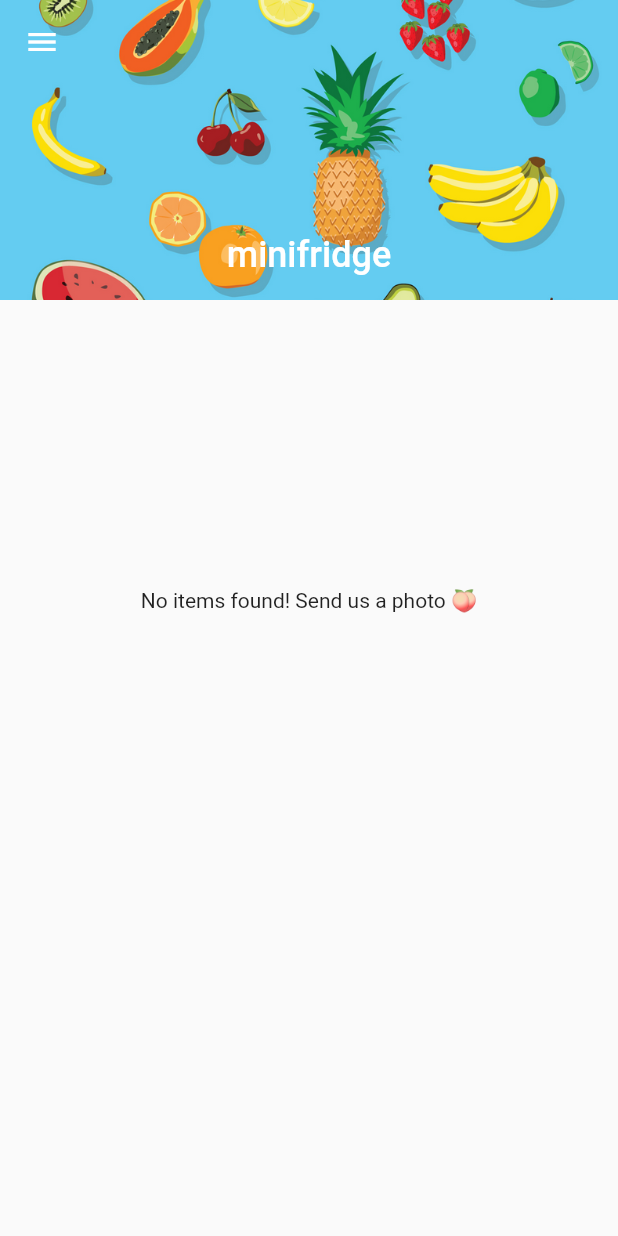
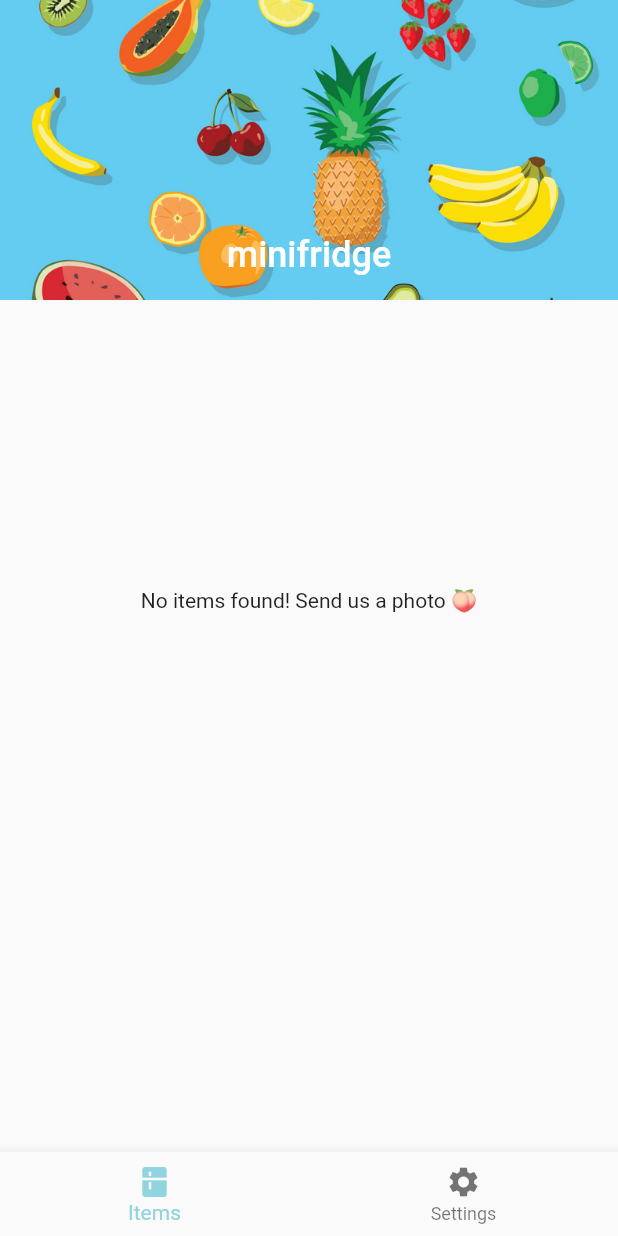
Before and after one commit to ericadu/minifridge, a Flutter app: the screen it shows once a user with an empty profile is signed in, on a phone screen of 412 x 824 dp. Run offline on Flutter 3.47's test engine with Material 2 defaults, Android fonts, the phone set to English and light mode, and no system bars; our stand-ins replace cloud_firestore, firebase_analytics, firebase_auth, yaml; accounts and stored records are empty.

Commit message:
Drawer to bottom nav refactor.

```diff
--- /dev/null
+++ b/minifridge_app/lib/destination.dart
@@ -0,0 +1,18 @@
+
+import 'package:flutter/material.dart';
+import 'package:minifridge_app/screens/settings.dart';
+import 'package:minifridge_app/screens/user_items/user_items.dart';
+
+class Destination {
+  const Destination(this.title, this.icon, this.routeName, this.index);
+
+  final String title;
+  final IconData icon;
+  final String routeName;
+  final int index;
+}
+
+const List<Destination> allDestinations = <Destination>[
+  Destination('Items', Icons.kitchen, UserItemsPage.routeName, 0),
+  Destination('Settings', Icons.settings, SettingsPage.routeName, 1)
+];
--- a/minifridge_app/lib/main.dart
+++ b/minifridge_app/lib/main.dart
@@ -2,7 +2,9 @@ import 'package:flutter/material.dart';
 import 'package:minifridge_app/screens/landing.dart';
 import 'package:minifridge_app/screens/login.dart';
 import 'package:minifridge_app/screens/home.dart';
+import 'package:minifridge_app/screens/settings.dart';
 import 'package:minifridge_app/screens/signup.dart';
+import 'package:minifridge_app/screens/user_items/user_items.dart';
 import 'package:minifridge_app/services/firebase_analytics.dart';
 import 'package:minifridge_app/theme.dart';
 
@@ -22,8 +24,10 @@ class MyApp extends StatelessWidget {
       ],
       routes: <String, WidgetBuilder> {
         HomePage.routeName: (BuildContext context) => HomePage(),
+        UserItemsPage.routeName: (BuildContext context) => UserItemsPage(),
         LoginPage.routeName: (BuildContext context) => LoginPage(),
         SignupPage.routeName: (BuildContext context) => SignupPage(),
+        SettingsPage.routeName: (BuildContext context) => SettingsPage()
       },
     );
   }
--- a/minifridge_app/lib/screens/home.dart
+++ b/minifridge_app/lib/screens/home.dart
@@ -1,72 +1,93 @@
-import 'package:cloud_firestore/cloud_firestore.dart';
 import 'package:firebase_auth/firebase_auth.dart';
 import 'package:flutter/material.dart';
-import 'package:minifridge_app/models/user_item.dart';
-import 'package:minifridge_app/screens/home/home_app_bar.dart';
-import 'package:minifridge_app/screens/home/user_item_list.dart';
-import 'package:minifridge_app/services/user_item_api.dart';
-import 'package:minifridge_app/view/user_items_notifier.dart';
-import 'package:minifridge_app/widgets/home_drawer.dart';
+import 'package:minifridge_app/destination.dart';
+import 'package:minifridge_app/screens/settings.dart';
+import 'package:minifridge_app/screens/user_items/user_items.dart';
+import 'package:minifridge_app/theme.dart';
+import 'package:minifridge_app/view/user_notifier.dart';
 import 'package:provider/provider.dart';
 
-class HomePage extends StatelessWidget {
-  final FirebaseUser user;
-  const HomePage({Key key, this.user}) : super(key: key);
-  static const routeName = '/home';
+class HomePage extends StatefulWidget {
+  static final routeName = '/home';
+  @override
+  _HomePageState createState() => _HomePageState();
+}
+
+class _HomePageState extends State<HomePage> with TickerProviderStateMixin<HomePage> {
+  List<AnimationController> _faders;
+  List<Key> _destinationKeys;
+  int _currentIndex = 0;
+
+  @override
+  void initState() {
+    super.initState();
+
+    _faders = allDestinations.map<AnimationController>((Destination destination) {
+      return AnimationController(vsync: this, duration: Duration(milliseconds: 200));
+    }).toList();
+    _faders[_currentIndex].value = 1.0;
+    _destinationKeys = List<Key>.generate(allDestinations.length, (int index) => GlobalKey()).toList();
+  }
+
+  @override
+  void dispose() {
+    for (AnimationController controller in _faders)
+      controller.dispose();
+    super.dispose();
+  }
+
+  Widget _buildView(String routeName) {
+    if (routeName == SettingsPage.routeName) {
+      return SettingsPage();
+    } else {
+      return UserItemsPage();
+    }
+  }
 
   @override
   Widget build(BuildContext context) {
-    final UserItemsApi _userItemsApi = UserItemsApi(user.uid);
 
-    return MultiProvider(
-      providers: [
-        ChangeNotifierProvider(
-          create: (_) => UserItemsNotifier(_userItemsApi)
+    return Scaffold(
+      backgroundColor: AppTheme.themeColor,
+      body: SafeArea(
+        child: Stack(
+          fit: StackFit.expand,
+          children: allDestinations.map((Destination destination) {
+            final Widget view = FadeTransition(
+              opacity: _faders[destination.index].drive(CurveTween(curve: Curves.fastOutSlowIn)),
+              child: KeyedSubtree(
+                key: _destinationKeys[destination.index],
+                child: _buildView(destination.routeName),
+              ),
+            );
+            if (destination.index == _currentIndex) {
+              _faders[destination.index].forward();
+              return view;
+            } else {
+              _faders[destination.index].reverse();
+              if (_faders[destination.index].isAnimating) {
+                return IgnorePointer(child: view);
+              }
+              return Offstage(child: view);
+            }
+          }).toList(),
         )
-      ],
-      child: Consumer(
-        builder: (BuildContext context, UserItemsNotifier userItems, _) {
-          return Scaffold(
-            drawer: HomeDrawer(),
-            body: StreamBuilder(
-              stream: userItems.streamUserItems(),
-              builder: (BuildContext context, AsyncSnapshot<QuerySnapshot> snapshot) {
-                if (snapshot.hasData && snapshot.data.documents.length > 0) {
-                  List<UserItem> _foods = snapshot.data.documents
-                    .map((item) => UserItem.fromMap(item.data, item.documentID))
-                    .where((item) => !item.eaten)
-                    .toList();
-
-                  _foods.sort((a, b) {
-                    return a.expTimestamp.compareTo(b.expTimestamp);
-                  });
-
-                  return CustomScrollView(
-                    slivers: <Widget>[
-                      HomeAppBar(),
-                      UserItemList(foods: _foods)
-                    ]
-                  );
-                } else {
-                  return CustomScrollView(
-                    slivers: <Widget>[
-                      HomeAppBar(),
-                      SliverToBoxAdapter(
-                        child: SizedBox(
-                          height: 400,
-                          child: Center(
-                            child: Text("No items found! Send us a photo 🍑")
-                          )
-                        )
-                      )
-                    ]
-                  );
-                }
-              }
-            )
+      ),
+      bottomNavigationBar: BottomNavigationBar(
+        currentIndex: _currentIndex,
+        onTap: (int index) {
+          setState(() {
+            _currentIndex = index;
+          });
+        },
+        items: allDestinations.map((Destination destination) {
+          return BottomNavigationBarItem(
+            icon: Icon(destination.icon),
+            title: Text(destination.title)
           );
-        }
-      )
+        }).toList(),
+      ),
     );
   }
+
 }
--- a/minifridge_app/lib/screens/landing.dart
+++ b/minifridge_app/lib/screens/landing.dart
@@ -25,7 +25,7 @@ class LandingPage extends StatelessWidget {
             case Status.FailedSignup:
               return SignupPage();
             case Status.Authenticated:
-              return HomePage(user: user.user);
+              return HomePage();
             case Status.Uninitialized:
             default:
               return Splash();
--- /dev/null
+++ b/minifridge_app/lib/screens/settings.dart
@@ -0,0 +1,43 @@
+import 'package:flutter/material.dart';
+import 'package:provider/provider.dart';
+import 'package:url_launcher/url_launcher.dart';
+
+import 'package:minifridge_app/view/user_notifier.dart';
+
+class SettingsPage extends StatelessWidget {
+  static const routeName = '/settings';
+
+    void launchURL(String url) async {
+    if (await canLaunch(url)) {
+      await launch(url);
+    } else {
+      throw 'Could not launch $url';
+    }
+  }
+
+  @override
+  Widget build(BuildContext context) {
+    return Scaffold(
+      appBar: AppBar(
+        title: Text('Settings')
+      ),
+      body: Container(
+        child: ListView(
+          padding: EdgeInsets.all(10),
+          children: <Widget>[
+            ListTile(
+              title: Text("🍑  What's in season?"),
+              onTap: () {
+                launchURL("https://www.seasonalfoodguide.org");
+              }
+            ),
+            ListTile(
+              title: Text('👋  Logout'),
+              onTap: () => Provider.of<UserNotifier>(context, listen: false).signOut(),
+            )
+          ]
+        )
+      )
+    );
+  }
+}
--- /dev/null
+++ b/minifridge_app/lib/screens/user_items/user_items.dart
@@ -0,0 +1,72 @@
+import 'package:cloud_firestore/cloud_firestore.dart';
+import 'package:firebase_auth/firebase_auth.dart';
+import 'package:flutter/material.dart';
+import 'package:minifridge_app/models/user_item.dart';
+import 'package:minifridge_app/screens/user_items/home_app_bar.dart';
+import 'package:minifridge_app/screens/user_items/user_item_list.dart';
+import 'package:minifridge_app/services/user_item_api.dart';
+import 'package:minifridge_app/view/user_items_notifier.dart';
+import 'package:minifridge_app/view/user_notifier.dart';
+import 'package:provider/provider.dart';
+
+class UserItemsPage extends StatelessWidget {
+  // final FirebaseUser user;
+  // const UserItemsPage({Key key, this.user}) : super(key: key);
+  static const routeName = '/items';
+
+  @override
+  Widget build(BuildContext context) {
+    final FirebaseUser user = Provider.of<UserNotifier>(context, listen: false).user;
+    final UserItemsApi _userItemsApi = UserItemsApi(user.uid);
+
+    return MultiProvider(
+      providers: [
+        ChangeNotifierProvider(
+          create: (_) => UserItemsNotifier(_userItemsApi)
+        )
+      ],
+      child: Consumer(
+        builder: (BuildContext context, UserItemsNotifier userItems, _) {
+          return Scaffold(
+            body: StreamBuilder(
+              stream: userItems.streamUserItems(),
+              builder: (BuildContext context, AsyncSnapshot<QuerySnapshot> snapshot) {
+                if (snapshot.hasData && snapshot.data.documents.length > 0) {
+                  List<UserItem> _foods = snapshot.data.documents
+                    .map((item) => UserItem.fromMap(item.data, item.documentID))
+                    .where((item) => !item.eaten)
+                    .toList();
+
+                  _foods.sort((a, b) {
+                    return a.expTimestamp.compareTo(b.expTimestamp);
+                  });
+
+                  return CustomScrollView(
+                    slivers: <Widget>[
+                      HomeAppBar(),
+                      UserItemList(foods: _foods)
+                    ]
+                  );
+                } else {
+                  return CustomScrollView(
+                    slivers: <Widget>[
+                      HomeAppBar(),
+                      SliverToBoxAdapter(
+                        child: SizedBox(
+                          height: 400,
+                          child: Center(
+                            child: Text("No items found! Send us a photo 🍑")
+                          )
+                        )
+                      )
+                    ]
+                  );
+                }
+              }
+            )
+          );
+        }
+      )
+    );
+  }
+}
--- a/minifridge_app/lib/theme.dart
+++ b/minifridge_app/lib/theme.dart
@@ -11,8 +11,8 @@ class AppTheme {
       color: themeColor
     ),
     colorScheme: ColorScheme.light(
-      primary: lightPrimaryColor,
-      secondary: lightSecondaryColor
+      primary: themeColor,
+      secondary: themeColor
     ),
     visualDensity: VisualDensity.adaptivePlatformDensity,
   );
--- a/minifridge_app/lib/widgets/home_drawer.dart
+++ /dev/null
@@ -1,45 +0,0 @@
-import 'package:flutter/material.dart';
-import 'package:provider/provider.dart';
-import 'package:url_launcher/url_launcher.dart';
-
-import 'package:minifridge_app/view/user_notifier.dart';
-
-class HomeDrawer extends StatelessWidget {
-  void launchURL(String url) async {
-    if (await canLaunch(url)) {
-      await launch(url);
-    } else {
-      throw 'Could not launch $url';
-    }
-  }
-
-  @override
-  Widget build(BuildContext context) {
-    return Drawer(
-      child: ListView(
-        padding: EdgeInsets.zero,
-        children: <Widget>[
-          DrawerHeader(
-            child: Text('Drawer')
-          ),
-          ListTile(
-            title: Text("🍑  What's in season?"),
-            onTap: () {
-              launchURL("https://www.seasonalfoodguide.org");
-            }
-          ),
-          ListTile(
-            title: Text('⚙️  Settings - Coming Soon'),
-            onTap: () {
-              Navigator.pop(context);
-            }
-          ),
-          ListTile(
-            title: Text('👋  Logout'),
-            onTap: () => Provider.of<UserNotifier>(context, listen: false).signOut(),
-          )
-        ]
-      )
-    );
-  }
-}
```
Also changed, not shown: minifridge_app/lib/screens/user_items/user_item_list.dart (renamed from minifridge_app/lib/screens/home/user_item_list.dart, +0 -22 lines), minifridge_app/lib/screens/user_items/home_app_bar.dart (renamed from minifridge_app/lib/screens/home/home_app_bar.dart), 1 other file.
